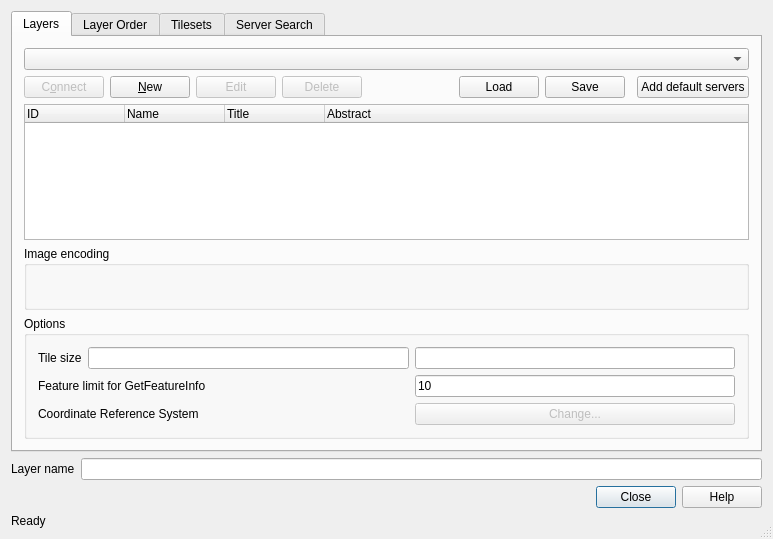
The window that src/ui/qgswmssourceselectbase.ui (carsmie/QGIS) describes before a commit, drawn with Qt 5.
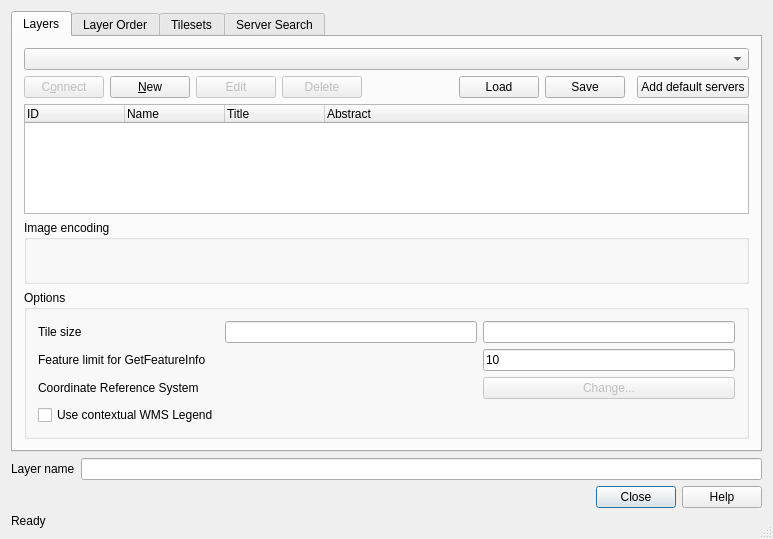
The same window after the commit. Icons and pictures are not drawn.

Commit message:
Add support for contextual WMS legend graphics (hub #11859)
Developed with funding from Regione Toscana SITA (CIG: Z410C90D94)

Patch:
```diff
--- a/src/ui/qgswmssourceselectbase.ui
+++ b/src/ui/qgswmssourceselectbase.ui
@@ -260,6 +260,13 @@
             </property>
            </widget>
           </item>
+          <item row="4" column="0">
+           <widget class="QCheckBox" name="mContextualLegendCheckbox">
+            <property name="text">
+             <string>Use contextual WMS Legend</string>
+            </property>
+           </widget>
+          </item>
          </layout>
         </widget>
        </item>
```
Left out of the diff: 5 changed lines with no effect on the pictures. The commit also changes 11 other files.
